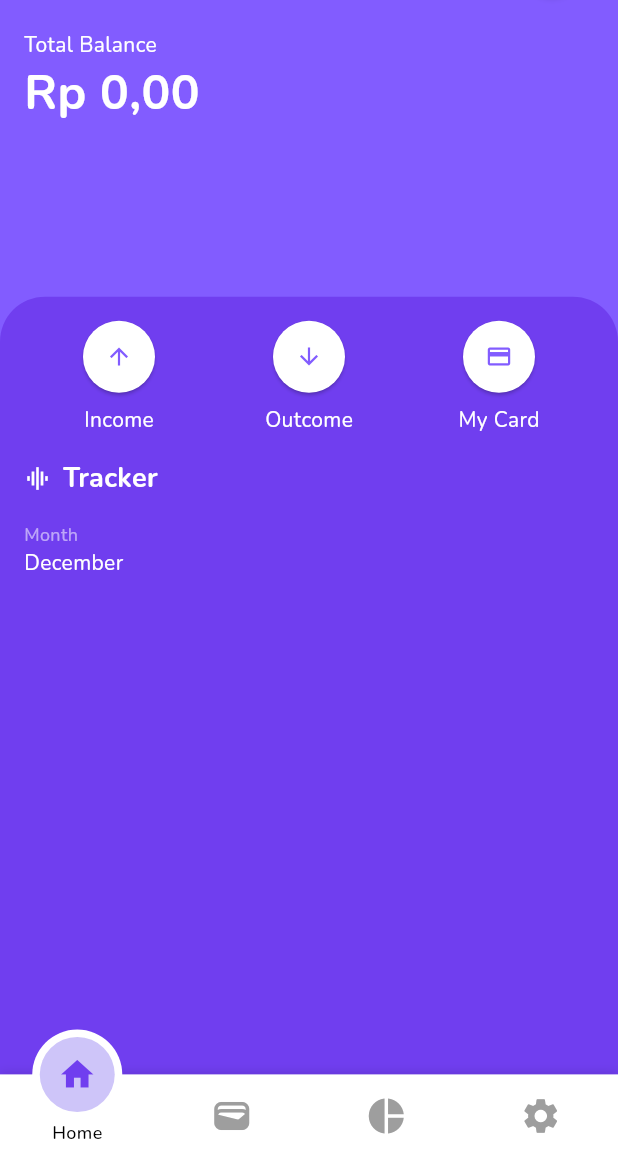
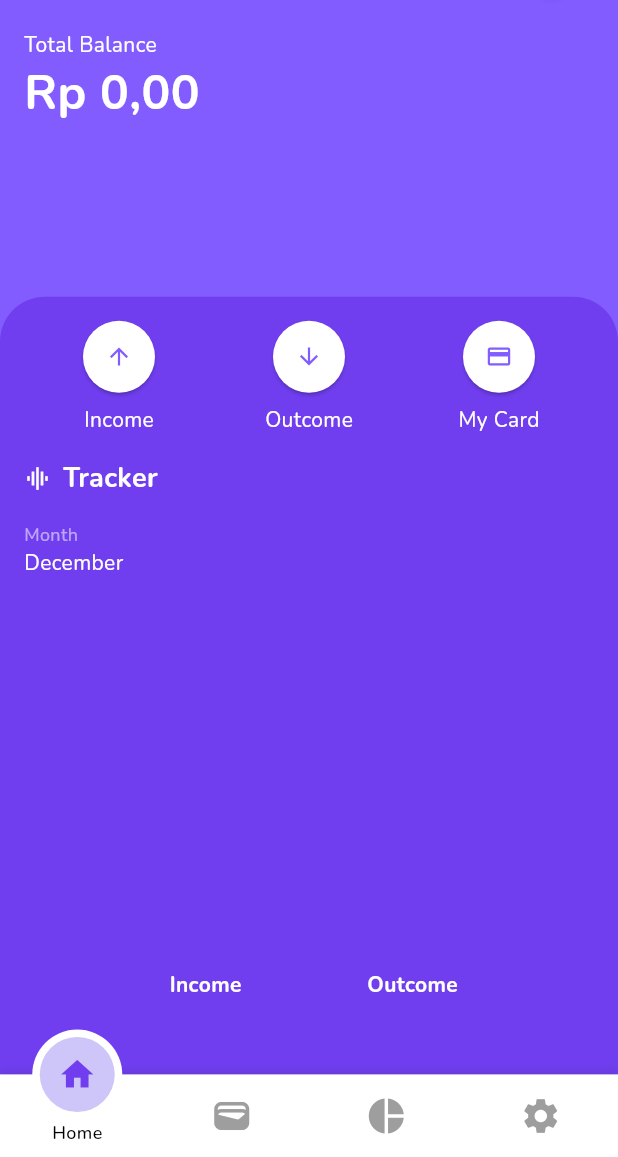
Before and after one commit to patriciafiona/Dicoding---Belajar-Membuat-Aplikasi-Flutter-untuk-Pemula, a Flutter app: the MainScreen screen opened directly, on a phone screen of 412 x 824 dp, the part 79-1236 px from its top. Run offline on Flutter 3.47's test engine with Material 3 defaults, Android fonts, the phone set to English and light mode, and no system bars; drawn by our look-alikes of fl_chart, motion_tab_bar_v2; our stand-ins replace lottie, page_transition, sqflite, syncfusion_flutter_datepicker; missing offline and left inert: dart:ffi, random_avatar; accounts and stored records are empty.

Commit message:
[Submission] Fixed add data back button bug when loading state, add bar chart on home screen

```diff
--- a/submission/financial_app/lib/ui/screen/addDataScreen/AddDataScreen.dart
+++ b/submission/financial_app/lib/ui/screen/addDataScreen/AddDataScreen.dart
@@ -31,6 +31,7 @@ class _AddDataScreenState extends State<AddDataScreen> {
   Widget build(BuildContext context) {
     return Scaffold(
       appBar: AppBar(
+        automaticallyImplyLeading: !isLoading,
         backgroundColor: purplishBlue,
         centerTitle: true,
         iconTheme: const IconThemeData(
--- a/submission/financial_app/lib/ui/screen/main/HomeTabScreen/HomeTabScreen.dart
+++ b/submission/financial_app/lib/ui/screen/main/HomeTabScreen/HomeTabScreen.dart
@@ -1,15 +1,23 @@
+import 'dart:math';
+
 import 'package:financial_app/ui/screen/AddDataScreen/AddDataScreen.dart';
 import 'package:financial_app/ui/screen/cardDetail/CardDetailScreen.dart';
 import 'package:financial_app/ui/widget/RoundedButtonWithText.dart';
 import 'package:financial_app/utils/Utils.dart';
 import 'package:flutter/material.dart';
 import 'package:page_transition/page_transition.dart';
+import 'package:fl_chart/fl_chart.dart';
+
 import '../../../../utils/CurrencyFormat.dart';
 import '../../../../utils/CustomColors.dart';
 import '../../../widget/TextWithIcon.dart';
 
 class HomeTabScreen extends StatefulWidget {
-  const HomeTabScreen({super.key});
+  HomeTabScreen({super.key});
+
+  final Color barBackgroundColor = Colors.white54;
+  final Color barColor = californiaGirl;
+  final Color touchedBarColor = iceColdStare;
 
   @override
   State<HomeTabScreen> createState() => _HomeTabScreenState();
@@ -18,13 +26,35 @@ class HomeTabScreen extends StatefulWidget {
 class _HomeTabScreenState extends State<HomeTabScreen> {
 
   double currentBalance = 0.0;
+  double incomeSum = 0.0;
+  double outcomeSum = 0.0;
+
+  //Bar chart settings
+  final Duration animDuration = const Duration(milliseconds: 250);
+  int touchedIndex = -1;
+  bool isPlaying = false;
 
   @override
   void initState() {
     super.initState();
+    //Get current balance
     getCurrentBalance().then((balance) {
       setState(() {
         currentBalance = balance;
+      });
+    });
+
+    //Get current income
+    getTotalIncomeThisMonth().then((income) {
+      setState(() {
+        incomeSum = income;
+      });
+    });
+
+    //Get current outcome
+    getTotalOutcomeThisMonth().then((outcome) {
+      setState(() {
+        outcomeSum = outcome;
       });
     });
   }
@@ -163,7 +193,14 @@ class _HomeTabScreenState extends State<HomeTabScreen> {
                           fontSize: 14
                       ),
                     ),
-
+                    Expanded(
+                      child: Padding(
+                        padding: const EdgeInsets.symmetric(horizontal: 8, vertical: 32),
+                        child: BarChart(
+                          mainBarData(),
+                        ),
+                      ),
+                    ),
                   ],
                 ),
               ),
@@ -173,4 +210,150 @@ class _HomeTabScreenState extends State<HomeTabScreen> {
       ),
     );
   }
+
+  BarChartGroupData makeGroupData(
+      int x,
+      double y, {
+        bool isTouched = false,
+        Color? barColor,
+        double width = 50,
+        List<int> showTooltips = const [],
+      }) {
+    barColor ??= widget.barColor;
+    return BarChartGroupData(
+      x: x,
+      barRods: [
+        BarChartRodData(
+          toY: isTouched ? y + 1 : y,
+          color: isTouched ? widget.touchedBarColor : barColor,
+          width: width,
+          borderSide: isTouched
+              ? const BorderSide(color: Colors.white12)
+              : const BorderSide(color: Colors.white, width: 0),
+          backDrawRodData: BackgroundBarChartRodData(
+            show: true,
+            toY: incomeSum > outcomeSum ? (incomeSum/1000) : (outcomeSum/1000), //set max of the bar value
+            color: widget.barBackgroundColor,
+          ),
+        ),
+      ],
+      showingTooltipIndicators: showTooltips,
+    );
+  }
+
+  List<BarChartGroupData> showingGroups() => List.generate(2, (i) {
+    switch (i) {
+      case 0:
+        return makeGroupData(0, incomeSum/1000, isTouched: i == touchedIndex);
+      case 1:
+        return makeGroupData(1, outcomeSum/1000, isTouched: i == touchedIndex);
+      default:
+        return throw Error();
+    }
+  });
+
+  BarChartData mainBarData() {
+    return BarChartData(
+      barTouchData: BarTouchData(
+        touchTooltipData: BarTouchTooltipData(
+          tooltipBgColor: Colors.blueGrey,
+          tooltipHorizontalAlignment: FLHorizontalAlignment.right,
+          tooltipMargin: -10,
+          getTooltipItem: (group, groupIndex, rod, rodIndex) {
+            String type;
+            switch (group.x) {
+              case 0:
+                type = 'Income';
+                break;
+              case 1:
+                type = 'Outcome';
+                break;
+              default:
+                throw Error();
+            }
+            return BarTooltipItem(
+              '$type\n',
+              const TextStyle(
+                color: Colors.white,
+                fontWeight: FontWeight.bold,
+                fontSize: 18,
+              ),
+              children: <TextSpan>[
+                TextSpan(
+                  text: "${(rod.toY - 1).toString()}k",
+                  style: TextStyle(
+                    color: widget.touchedBarColor,
+                    fontSize: 16,
+                    fontWeight: FontWeight.w500,
+                  ),
+                ),
+              ],
+            );
+          },
+        ),
+        touchCallback: (FlTouchEvent event, barTouchResponse) {
+          setState(() {
+            if (!event.isInterestedForInteractions ||
+                barTouchResponse == null ||
+                barTouchResponse.spot == null) {
+              touchedIndex = -1;
+              return;
+            }
+            touchedIndex = barTouchResponse.spot!.touchedBarGroupIndex;
+          });
+        },
+      ),
+      titlesData: FlTitlesData(
+        show: true,
+        rightTitles: const AxisTitles(
+          sideTitles: SideTitles(showTitles: false),
+        ),
+        topTitles: const AxisTitles(
+          sideTitles: SideTitles(showTitles: false),
+        ),
+        bottomTitles: AxisTitles(
+          sideTitles: SideTitles(
+            showTitles: true,
+            getTitlesWidget: getTitles,
+            reservedSize: 38,
+          ),
+        ),
+        leftTitles: const AxisTitles(
+          sideTitles: SideTitles(
+            showTitles: false,
+          ),
+        ),
+      ),
+      borderData: FlBorderData(
+        show: false,
+      ),
+      barGroups: showingGroups(),
+      gridData: const FlGridData(show: false),
+    );
+  }
+
+  Widget getTitles(double value, TitleMeta meta) {
+    const style = TextStyle(
+      color: Colors.white,
+      fontWeight: FontWeight.bold,
+      fontSize: 14,
+    );
+    Widget text;
+    switch (value.toInt()) {
+      case 0:
+        text = const Text('Income', style: style);
+        break;
+      case 1:
+        text = const Text('Outcome', style: style);
+        break;
+      default:
+        text = const Text('', style: style);
+        break;
+    }
+    return SideTitleWidget(
+      axisSide: meta.axisSide,
+      space: 16,
+      child: text,
+    );
+  }
 }
--- a/submission/financial_app/lib/ui/screen/main/MainScreen.dart
+++ b/submission/financial_app/lib/ui/screen/main/MainScreen.dart
@@ -75,7 +75,7 @@ class _MainScreenState extends State<MainScreen> with TickerProviderStateMixin{
             physics: const NeverScrollableScrollPhysics(), // swipe navigation handling is not supported
             // controller: _tabController,
             controller: _motionTabBarController,
-            children: const <Widget>[
+            children: <Widget>[
               HomeTabScreen(),
               WalletTabScreen(),
               ChartTabScreen(),
```
Also changed, not shown: submission/financial_app/lib/utils/AppColors.dart (added, +25 -0 lines), submission/financial_app/lib/utils/extension/ColorExtension.dart (added, +34 -0 lines).
